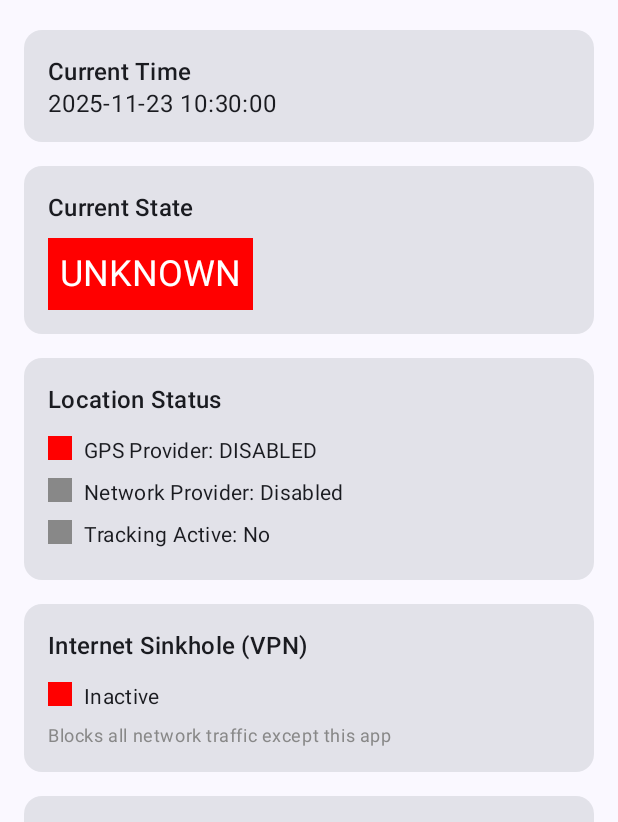
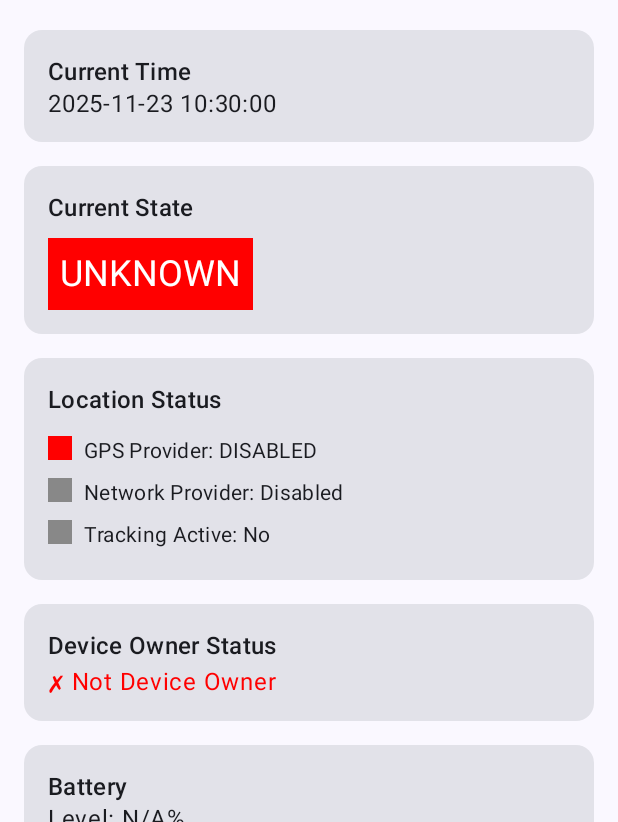
Before and after one commit to migruiz/gps-tracker, an Android app built with Jetpack Compose: the screen it shows after launch (MainActivity), on a phone screen of 412 x 824 dp, the part 414-1236 px from its top. Run offline under Robolectric (Android 15) with nearby library versions, the phone set to English and light mode, and no system bars; network calls fail; 2 statements that could not run were skipped.

Commit message:
simpler vpn

```diff
--- a/android/app/src/main/java/ovh/tenjo/gpstracker/MainActivity.kt
+++ b/android/app/src/main/java/ovh/tenjo/gpstracker/MainActivity.kt
@@ -687,64 +687,7 @@ fun DebugUI(stateInfo: GpsTrackingService.StateInfo?, context: Context) {
             }
         }
 
-        // VPN Status Card
-        Card(
-            modifier = Modifier
-                .fillMaxWidth()
-                .padding(vertical = 8.dp)
-        ) {
-            Column(modifier = Modifier.padding(16.dp)) {
-                Text(
-                    text = "Internet Sinkhole (VPN)",
-                    style = MaterialTheme.typography.titleMedium
-                )
 
-                Spacer(modifier = Modifier.height(8.dp))
-
-                Row(
-                    modifier = Modifier.padding(vertical = 4.dp),
-                    horizontalArrangement = Arrangement.spacedBy(8.dp)
-                ) {
-                    Box(
-                        modifier = Modifier
-                            .size(16.dp)
-                            .background(
-                                if (stateInfo?.vpnStatus?.isActive == true) Color.Green else Color.Red
-                            )
-                    )
-                    Text(
-                        text = if (stateInfo?.vpnStatus?.isActive == true) "Active - Blocking all other apps" else "Inactive",
-                        style = MaterialTheme.typography.bodyMedium
-                    )
-                }
-
-                Text(
-                    text = "Blocks all network traffic except this app",
-                    style = MaterialTheme.typography.bodySmall,
-                    color = Color.Gray,
-                    modifier = Modifier.padding(top = 4.dp)
-                )
-
-                // Show blocked apps attempts
-                val blockedAttempts = stateInfo?.vpnStatus?.blockedAttempts ?: emptyList()
-                if (blockedAttempts.isNotEmpty()) {
-                    Spacer(modifier = Modifier.height(12.dp))
-                    Text(
-                        text = "Blocked Network Attempts:",
-                        style = MaterialTheme.typography.titleSmall
-                    )
-
-                    blockedAttempts.take(5).forEach { attempt ->
-                        val timeAgo = formatTimeAgo(attempt.lastAttemptTime)
-                        Text(
-                            text = "• ${attempt.appName}: ${attempt.attemptCount} attempts ($timeAgo)",
-                            style = MaterialTheme.typography.bodySmall,
-                            modifier = Modifier.padding(start = 8.dp, top = 4.dp)
-                        )
-                    }
-                }
-            }
-        }
 
         // Device Owner Status
         Card(
--- a/android/app/src/main/java/ovh/tenjo/gpstracker/config/AppConfig.kt
+++ b/android/app/src/main/java/ovh/tenjo/gpstracker/config/AppConfig.kt
@@ -28,7 +28,7 @@ object AppConfig {
     val AWAKE_TIME_SLOTS = listOf(
         TimeSlot(8, 0, 11, 0),     // 08:00 -> 09:00
         TimeSlot(12, 0, 17, 0),   // 14:00 -> 15:00
-        TimeSlot(17, 0, 22, 0)    // 18:00 -> 19:00
+        TimeSlot(17, 0, 23, 59)    // 18:00 -> 19:00
     )
 
     // Check if current time is within any awake time slot
```
Also changed, not shown: android/app/src/main/java/ovh/tenjo/gpstracker/location/SinkholeVpnService.kt (+41 -166 lines), android/app/src/main/java/ovh/tenjo/gpstracker/service/GpsTrackingService.kt (+3 -46 lines).
